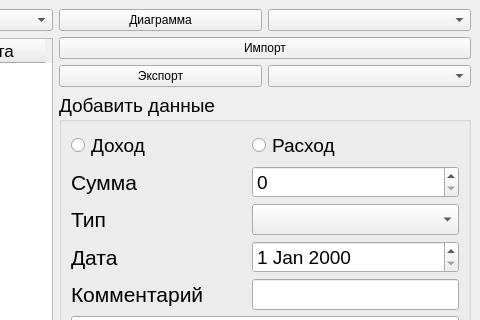
This is scripts/MainWindow.ui in Veter-ok/bookkeeping as Qt 5 draws it before an edit; both pictures show x 365 to 845 and y 0 to 320 of the 845 by 665 pixel window. The edited form follows.
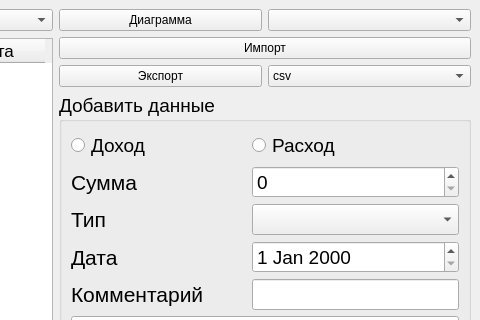
This is the edited form.

```diff
--- a/scripts/MainWindow.ui
+++ b/scripts/MainWindow.ui
@@ -214,7 +214,13 @@
        </widget>
       </item>
       <item>
-       <widget class="QComboBox" name="comboBox_2"/>
+       <widget class="QComboBox" name="comboBox_2">
+        <item>
+         <property name="text">
+          <string>csv</string>
+         </property>
+        </item>
+       </widget>
       </item>
      </layout>
     </item>
```
Left out of the diff: 6 changed lines with no effect on the pictures.
